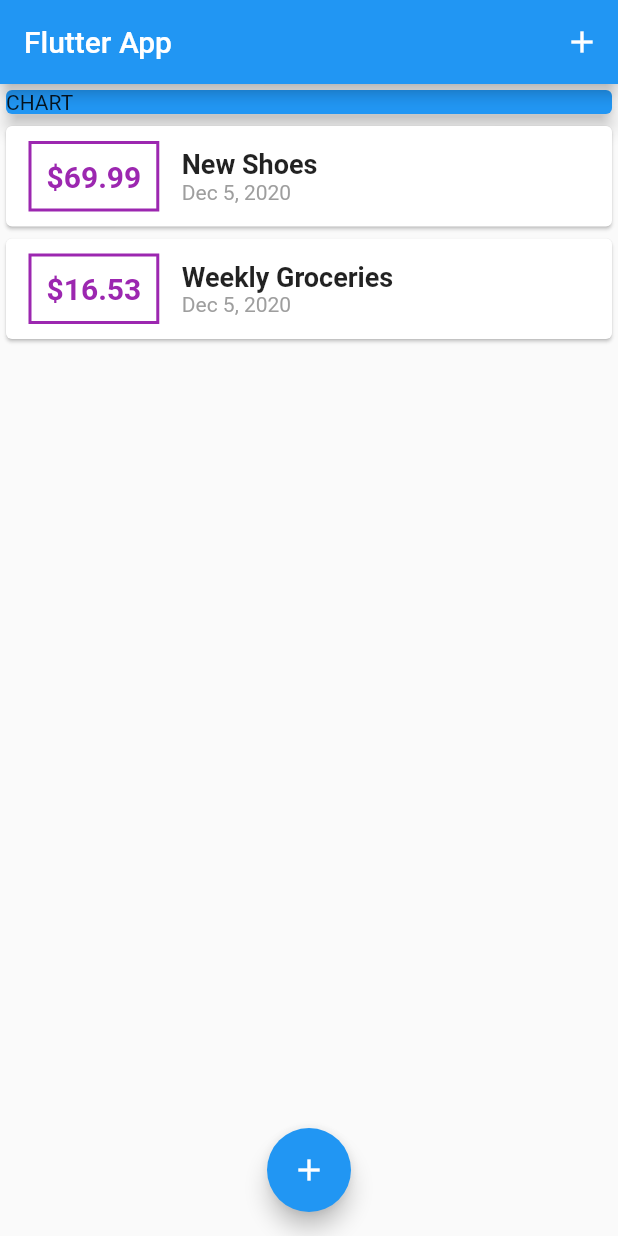
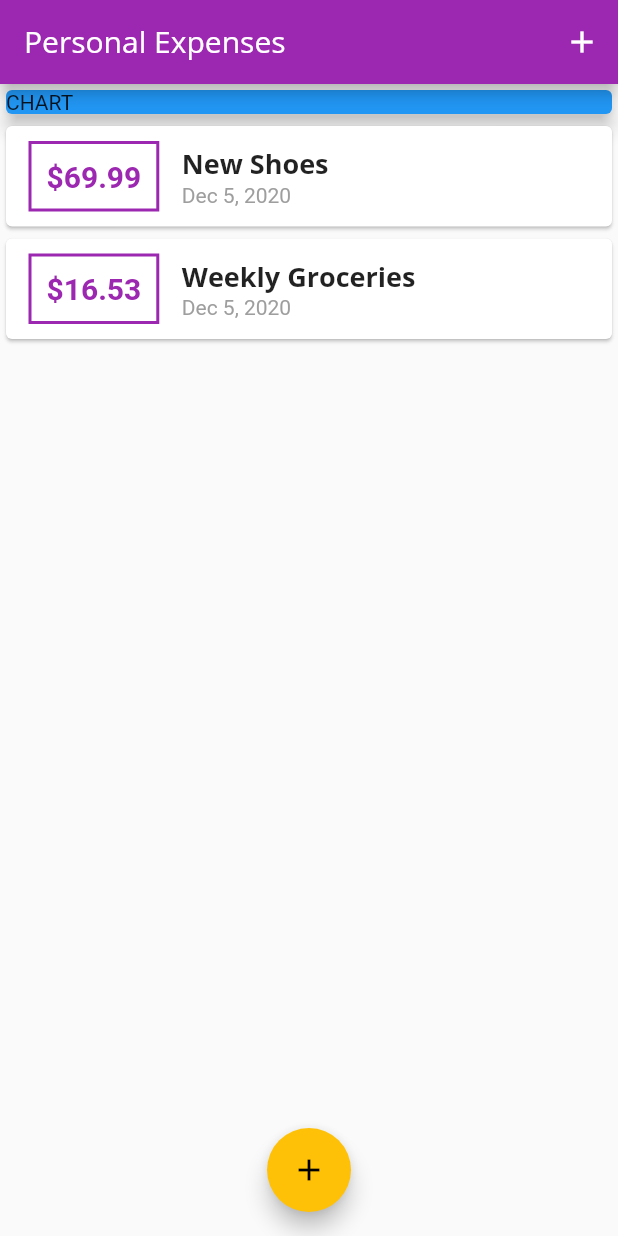
Before and after one commit to pmbrull/flutter-personal-expenses-app, a Flutter app: the screen it shows after launch, on a phone screen of 412 x 824 dp. Run offline on Flutter 3.47's test engine with Material 2 defaults, Android fonts, the phone set to English and light mode, and no system bars.

Commit message:
custom font

```diff
--- a/lib/main.dart
+++ b/lib/main.dart
@@ -10,7 +10,28 @@ class MyApp extends StatelessWidget {
   @override
   Widget build(BuildContext context) {
     return MaterialApp(
-      title: 'Flutter App',
+      title: 'Personal Expenses',
+      theme: ThemeData(
+        primarySwatch: Colors.purple,
+        // There is no accentSwatch, so we can only define one colour
+        accentColor: Colors.amber,
+        fontFamily: 'Quicksand',
+        textTheme: ThemeData.light().textTheme.copyWith(
+              title: TextStyle(
+                fontFamily: 'OpenSans',
+                fontWeight: FontWeight.bold,
+                fontSize: 18,
+              ),
+            ),
+        appBarTheme: AppBarTheme(
+          textTheme: ThemeData.light().textTheme.copyWith(
+                title: TextStyle(
+                  fontFamily: 'OpenSans',
+                  fontSize: 20,
+                ),
+              ),
+        ),
+      ),
       home: MyHomePage(),
     );
   }
@@ -68,7 +89,7 @@ class _MyHomePageState extends State<MyHomePage> {
   Widget build(BuildContext context) {
     return Scaffold(
       appBar: AppBar(
-        title: Text('Flutter App'),
+        title: Text('Personal Expenses'),
         actions: <Widget>[
           IconButton(
             icon: Icon(Icons.add),
--- a/lib/widgets/new_transaction.dart
+++ b/lib/widgets/new_transaction.dart
@@ -26,6 +26,9 @@ class _NewTransactionState extends State<NewTransaction> {
     // with flutter widget. I can access the class vars
     // from within the state class
     widget.addTransaction(enteredTitle, enteredAmount);
+
+    // This closes the input data nav when we submit
+    Navigator.of(context).pop();
   }
 
   @override
--- a/lib/widgets/transaction_list.dart
+++ b/lib/widgets/transaction_list.dart
@@ -25,7 +25,7 @@ class TransactionList extends StatelessWidget {
                 ),
                 decoration: BoxDecoration(
                   border: Border.all(
-                    color: Colors.purple,
+                    color: Theme.of(context).primaryColor,
                     width: 2,
                   ),
                 ),
@@ -35,7 +35,7 @@ class TransactionList extends StatelessWidget {
                   style: TextStyle(
                     fontWeight: FontWeight.bold,
                     fontSize: 20,
-                    color: Colors.purple,
+                    color: Theme.of(context).primaryColor,
                   ),
                 ),
               ),
@@ -44,10 +44,7 @@ class TransactionList extends StatelessWidget {
                 children: <Widget>[
                   Text(
                     transactions[index].title,
-                    style: TextStyle(
-                      fontWeight: FontWeight.bold,
-                      fontSize: 18,
-                    ),
+                    style: Theme.of(context).textTheme.title,
                   ),
                   Text(DateFormat.yMMMd().format(transactions[index].date),
                       style: TextStyle(
```
Also changed, not shown: pubspec.yaml (+13 -6 lines), assets/fonts/OpenSans-Bold.ttf (added), assets/fonts/OpenSans-Regular.ttf (added), assets/fonts/Quicksand-Bold.ttf (added), assets/fonts/Quicksand-Light.ttf (added), assets/fonts/Quicksand-Medium.ttf (added), assets/fonts/Quicksand-Regular.ttf (added).
